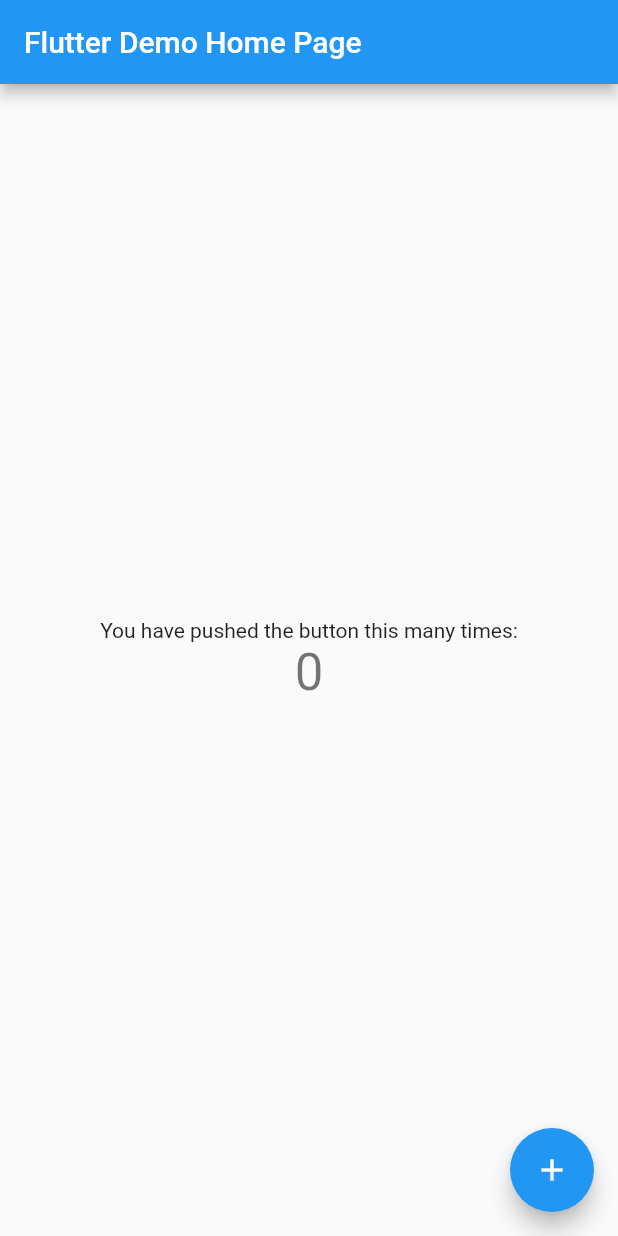
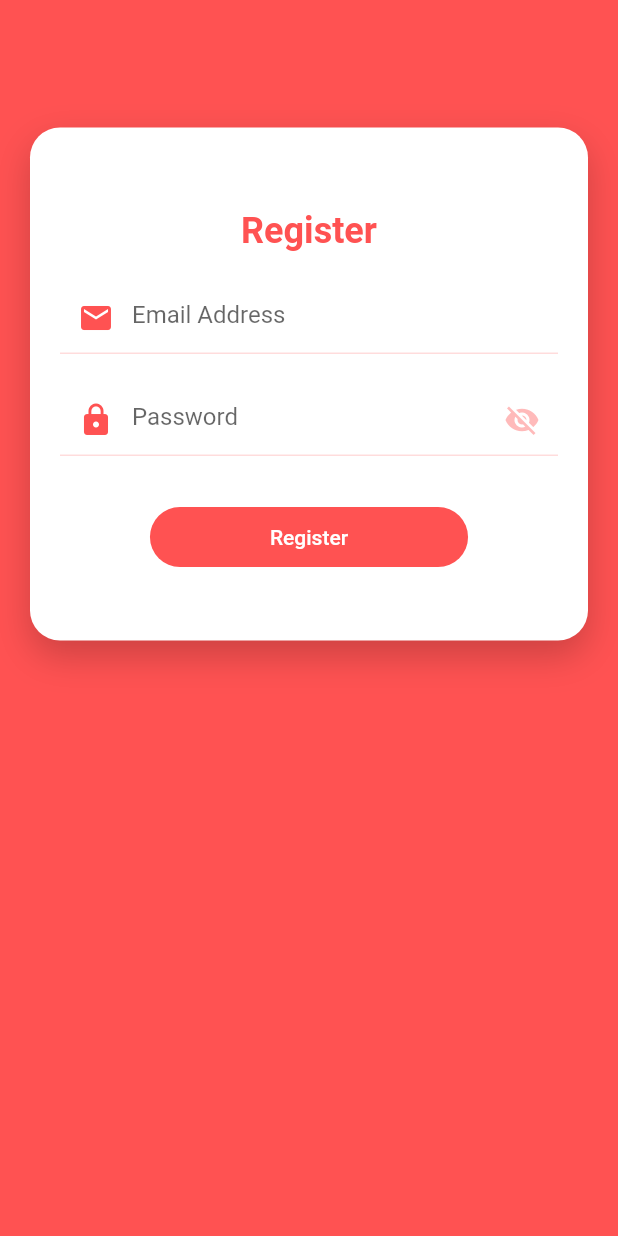
Before and after one commit to beshup/socialkontracts, a Flutter app: the screen it shows after launch, on a phone screen of 412 x 824 dp. Run offline on Flutter 3.47's test engine with Material 2 defaults, Android fonts, the phone set to English and light mode, and no system bars; our stand-ins replace shared_preferences; missing offline and left inert: app_usage; Roboto replaces fonts that are missing (Poppins).

Commit message:
updating app

```diff
--- /dev/null
+++ b/sk_app/lib/ProgressHUD.dart
@@ -0,0 +1,39 @@
+import 'package:flutter/material.dart';
+
+class ProgressHUD extends StatelessWidget {
+  final Widget child;
+  final bool inAsyncCall;
+  final double opacity;
+  final Color color;
+  final Animation<Color> valueColor;
+
+  ProgressHUD({
+    Key key,
+    @required this.child,
+    @required this.inAsyncCall,
+    this.opacity = 0.3,
+    this.color = Colors.grey,
+    this.valueColor,
+  }) : super(key: key);
+
+  @override
+  Widget build(BuildContext context) {
+    List<Widget> widgetList = new List<Widget>();
+    widgetList.add(child);
+    if (inAsyncCall) {
+      final modal = new Stack(
+        children: [
+          new Opacity(
+            opacity: opacity,
+            child: ModalBarrier(dismissible: false, color: color),
+          ),
+          new Center(child: new CircularProgressIndicator()),
+        ],
+      );
+      widgetList.add(modal);
+    }
+    return Stack(
+      children: widgetList,
+    );
+  }
+}
--- /dev/null
+++ b/sk_app/lib/api/register.dart
@@ -0,0 +1,22 @@
+import 'package:http/http.dart' as http;
+import 'package:shared_preferences/shared_preferences.dart';
+import 'dart:convert';
+import '../models/Register.dart';
+
+class RegisterAPI {
+  Future<RegisterResponseModel> register(
+      RegisterRequestModel requestModel) async {
+    var url = Uri.parse("https://10.0.2.2:5000/api/register");
+    final response = await http.post(url, body: requestModel.toJson());
+    if (response.statusCode == 200 || response.statusCode == 400) {
+      final prefs = await SharedPreferences.getInstance();
+      prefs.setString('email', requestModel.email);
+
+      return RegisterResponseModel.fromJson(
+        json.decode(response.body),
+      );
+    } else {
+      throw Exception('Failed to load data!');
+    }
+  }
+}
--- a/sk_app/lib/main.dart
+++ b/sk_app/lib/main.dart
@@ -1,113 +1,40 @@
 import 'package:flutter/material.dart';
+
+import 'screens/register.dart';
 
 void main() {
   runApp(MyApp());
 }
 
 class MyApp extends StatelessWidget {
-  // This widget is the root of your application.
   @override
   Widget build(BuildContext context) {
     return MaterialApp(
-      title: 'Flutter Demo',
+      title: 'Image Loader',
+      debugShowCheckedModeBanner: false,
       theme: ThemeData(
-        // This is the theme of your application.
-        //
-        // Try running your application with "flutter run". You'll see the
-        // application has a blue toolbar. Then, without quitting the app, try
-        // changing the primarySwatch below to Colors.green and then invoke
-        // "hot reload" (press "r" in the console where you ran "flutter run",
-        // or simply save your changes to "hot reload" in a Flutter IDE).
-        // Notice that the counter didn't reset back to zero; the application
-        // is not restarted.
-        primarySwatch: Colors.blue,
+        fontFamily: 'Poppins',
+        primaryColor: Colors.white,
+        floatingActionButtonTheme: FloatingActionButtonThemeData(
+          elevation: 0,
+          foregroundColor: Colors.white,
+        ),
+        accentColor: Colors.redAccent,
+        textTheme: TextTheme(
+          headline1: TextStyle(fontSize: 22.0, color: Colors.redAccent),
+          headline2: TextStyle(
+            fontSize: 24.0,
+            fontWeight: FontWeight.w700,
+            color: Colors.redAccent,
+          ),
+          bodyText1: TextStyle(
+            fontSize: 14.0,
+            fontWeight: FontWeight.w400,
+            color: Colors.blueAccent,
+          ),
+        ),
       ),
-      home: MyHomePage(title: 'Flutter Demo Home Page'),
+      home: RegisterPage(),
     );
   }
 }
-
-class MyHomePage extends StatefulWidget {
-  MyHomePage({Key key, this.title}) : super(key: key);
-
-  // This widget is the home page of your application. It is stateful, meaning
-  // that it has a State object (defined below) that contains fields that affect
-  // how it looks.
-
-  // This class is the configuration for the state. It holds the values (in this
-  // case the title) provided by the parent (in this case the App widget) and
-  // used by the build method of the State. Fields in a Widget subclass are
-  // always marked "final".
-
-  final String title;
-
-  @override
-  _MyHomePageState createState() => _MyHomePageState();
-}
-
-class _MyHomePageState extends State<MyHomePage> {
-  int _counter = 0;
-
-  void _incrementCounter() {
-    setState(() {
-      // This call to setState tells the Flutter framework that something has
-      // changed in this State, which causes it to rerun the build method below
-      // so that the display can reflect the updated values. If we changed
-      // _counter without calling setState(), then the build method would not be
-      // called again, and so nothing would appear to happen.
-      _counter++;
-    });
-  }
-
-  @override
-  Widget build(BuildContext context) {
-    // This method is rerun every time setState is called, for instance as done
-    // by the _incrementCounter method above.
-    //
-    // The Flutter framework has been optimized to make rerunning build methods
-    // fast, so that you can just rebuild anything that needs updating rather
-    // than having to individually change instances of widgets.
-    return Scaffold(
-      appBar: AppBar(
-        // Here we take the value from the MyHomePage object that was created by
-        // the App.build method, and use it to set our appbar title.
-        title: Text(widget.title),
-      ),
-      body: Center(
-        // Center is a layout widget. It takes a single child and positions it
-        // in the middle of the parent.
-        child: Column(
-          // Column is also a layout widget. It takes a list of children and
-          // arranges them vertically. By default, it sizes itself to fit its
-          // children horizontally, and tries to be as tall as its parent.
-          //
-          // Invoke "debug painting" (press "p" in the console, choose the
-          // "Toggle Debug Paint" action from the Flutter Inspector in Android
-          // Studio, or the "Toggle Debug Paint" command in Visual Studio Code)
-          // to see the wireframe for each widget.
-          //
-          // Column has various properties to control how it sizes itself and
-          // how it positions its children. Here we use mainAxisAlignment to
-          // center the children vertically; the main axis here is the vertical
-          // axis because Columns are vertical (the cross axis would be
-          // horizontal).
-          mainAxisAlignment: MainAxisAlignment.center,
-          children: <Widget>[
-            Text(
-              'You have pushed the button this many times:',
-            ),
-            Text(
-              '$_counter',
-              style: Theme.of(context).textTheme.headline4,
-            ),
-          ],
-        ),
-      ),
-      floatingActionButton: FloatingActionButton(
-        onPressed: _incrementCounter,
-        tooltip: 'Increment',
-        child: Icon(Icons.add),
-      ), // This trailing comma makes auto-formatting nicer for build methods.
-    );
-  }
-}
--- /dev/null
+++ b/sk_app/lib/models/Register.dart
@@ -0,0 +1,32 @@
+class RegisterResponseModel {
+  final String success;
+  final String error;
+
+  RegisterResponseModel({this.success, this.error});
+
+  factory RegisterResponseModel.fromJson(Map<String, dynamic> json) {
+    return RegisterResponseModel(
+      success: json["success"] != null ? json["success"] : "",
+      error: json["error"] != null ? json["error"] : "",
+    );
+  }
+}
+
+class RegisterRequestModel {
+  String email;
+  String password;
+
+  RegisterRequestModel({
+    this.email,
+    this.password,
+  });
+
+  Map<String, dynamic> toJson() {
+    Map<String, dynamic> map = {
+      'email': email.trim(),
+      'password': password.trim(),
+    };
+
+    return map;
+  }
+}
--- /dev/null
+++ b/sk_app/lib/screens/register.dart
@@ -0,0 +1,203 @@
+import 'package:flutter/cupertino.dart';
+import 'package:flutter/material.dart';
+import 'package:sk_app/api/register.dart';
+import 'package:sk_app/models/Register.dart';
+import 'package:sk_app/screens/send_usage.dart';
+
+import '../ProgressHUD.dart';
+
+class RegisterPage extends StatefulWidget {
+  @override
+  _RegisterPageState createState() => _RegisterPageState();
+}
+
+class _RegisterPageState extends State<RegisterPage> {
+  bool hidePassword = true;
+  bool isApiCallProcess = false;
+  GlobalKey<FormState> globalFormKey = GlobalKey<FormState>();
+  RegisterRequestModel registerRequestModel;
+  final scaffoldKey = GlobalKey<ScaffoldState>();
+  @override
+  void initState() {
+    super.initState();
+    registerRequestModel = new RegisterRequestModel();
+  }
+
+  @override
+  Widget build(BuildContext context) {
+    return ProgressHUD(
+      child: _uiSetup(context),
+      inAsyncCall: isApiCallProcess,
+      opacity: 0.3,
+    );
+  }
+
+  Widget _uiSetup(BuildContext context) {
+    return Scaffold(
+      key: scaffoldKey,
+      backgroundColor: Theme.of(context).accentColor,
+      body: SingleChildScrollView(
+        child: Column(
+          children: <Widget>[
+            Stack(
+              children: <Widget>[
+                Container(
+                  width: double.infinity,
+                  padding: EdgeInsets.symmetric(vertical: 30, horizontal: 20),
+                  margin: EdgeInsets.symmetric(vertical: 85, horizontal: 20),
+                  decoration: BoxDecoration(
+                    borderRadius: BorderRadius.circular(20),
+                    color: Theme.of(context).primaryColor,
+                    boxShadow: [
+                      BoxShadow(
+                          color: Theme.of(context).hintColor.withOpacity(0.2),
+                          offset: Offset(0, 10),
+                          blurRadius: 20)
+                    ],
+                  ),
+                  child: Form(
+                    key: globalFormKey,
+                    child: Column(
+                      children: <Widget>[
+                        SizedBox(height: 25),
+                        Text(
+                          "Register",
+                          style: Theme.of(context).textTheme.headline2,
+                        ),
+                        SizedBox(height: 20),
+                        new TextFormField(
+                          keyboardType: TextInputType.emailAddress,
+                          onSaved: (input) =>
+                              registerRequestModel.email = input,
+                          validator: (input) => !input.contains('@')
+                              ? "Email Id should be valid"
+                              : null,
+                          decoration: new InputDecoration(
+                            hintText: "Email Address",
+                            enabledBorder: UnderlineInputBorder(
+                                borderSide: BorderSide(
+                                    color: Theme.of(context)
+                                        .accentColor
+                                        .withOpacity(0.2))),
+                            focusedBorder: UnderlineInputBorder(
+                                borderSide: BorderSide(
+                                    color: Theme.of(context).accentColor)),
+                            prefixIcon: Icon(
+                              Icons.email,
+                              color: Theme.of(context).accentColor,
+                            ),
+                          ),
+                        ),
+                        SizedBox(height: 20),
+                        new TextFormField(
+                          style:
+                              TextStyle(color: Theme.of(context).accentColor),
+                          keyboardType: TextInputType.text,
+                          onSaved: (input) =>
+                              registerRequestModel.password = input,
+                          validator: (input) => input.length < 3
+                              ? "Password should be more than 3 characters"
+                              : null,
+                          obscureText: hidePassword,
+                          decoration: new InputDecoration(
+                            hintText: "Password",
+                            enabledBorder: UnderlineInputBorder(
+                                borderSide: BorderSide(
+                                    color: Theme.of(context)
+                                        .accentColor
+                                        .withOpacity(0.2))),
+                            focusedBorder: UnderlineInputBorder(
+                                borderSide: BorderSide(
+                                    color: Theme.of(context).accentColor)),
+                            prefixIcon: Icon(
+                              Icons.lock,
+                              color: Theme.of(context).accentColor,
+                            ),
+                            suffixIcon: IconButton(
+                              onPressed: () {
+                                setState(() {
+                                  hidePassword = !hidePassword;
+                                });
+                              },
+                              color: Theme.of(context)
+                                  .accentColor
+                                  .withOpacity(0.4),
+                              icon: Icon(hidePassword
+                                  ? Icons.visibility_off
+                                  : Icons.visibility),
+                            ),
+                          ),
+                        ),
+                        SizedBox(height: 30),
+                        FlatButton(
+                          padding: EdgeInsets.symmetric(
+                              vertical: 12, horizontal: 80),
+                          onPressed: () {
+                            if (validateAndSave()) {
+                              print(registerRequestModel.toJson());
+
+                              setState(() {
+                                isApiCallProcess = true;
+                              });
+
+                              RegisterAPI apiService = new RegisterAPI();
+                              apiService
+                                  .register(registerRequestModel)
+                                  .then((value) {
+                                if (value != null) {
+                                  setState(() {
+                                    isApiCallProcess = false;
+                                  });
+
+                                  if (value.success.isNotEmpty) {
+                                    final snackBar = SnackBar(
+                                        content:
+                                            Text("Registration Successful"));
+                                    scaffoldKey.currentState
+                                        .showSnackBar(snackBar);
+
+                                    Navigator.push(
+                                      context,
+                                      MaterialPageRoute(
+                                          builder: (context) =>
+                                              SendUsagePage()),
+                                    );
+                                  } else {
+                                    final snackBar =
+                                        SnackBar(content: Text(value.error));
+                                    scaffoldKey.currentState
+                                        .showSnackBar(snackBar);
+                                  }
+                                }
+                              });
+                            }
+                          },
+                          child: Text(
+                            "Register",
+                            style: TextStyle(color: Colors.white),
+                          ),
+                          color: Theme.of(context).accentColor,
+                          shape: StadiumBorder(),
+                        ),
+                        SizedBox(height: 15),
+                      ],
+                    ),
+                  ),
+                ),
+              ],
+            ),
+          ],
+        ),
+      ),
+    );
+  }
+
+  bool validateAndSave() {
+    final form = globalFormKey.currentState;
+    if (form.validate()) {
+      form.save();
+      return true;
+    }
+    return false;
+  }
+}
--- a/sk_app/pubspec.yaml
+++ b/sk_app/pubspec.yaml
@@ -23,6 +23,10 @@ environment:
 dependencies:
   flutter:
     sdk: flutter
+  http: ^0.13.3
+  background_fetch: ^0.7.2
+  shared_preferences: ^2.0.5
+  app_usage: ^2.0.0
 
 
   # The following adds the Cupertino Icons font to your application.
```
Also changed, not shown: sk_app/lib/api/send_usage.dart (added, +19 -0 lines), sk_app/lib/models/SendUsage.dart (added, +27 -0 lines), sk_app/lib/screens/send_usage.dart (added, +74 -0 lines), sk_app/pubspec.lock, 1 other file.
